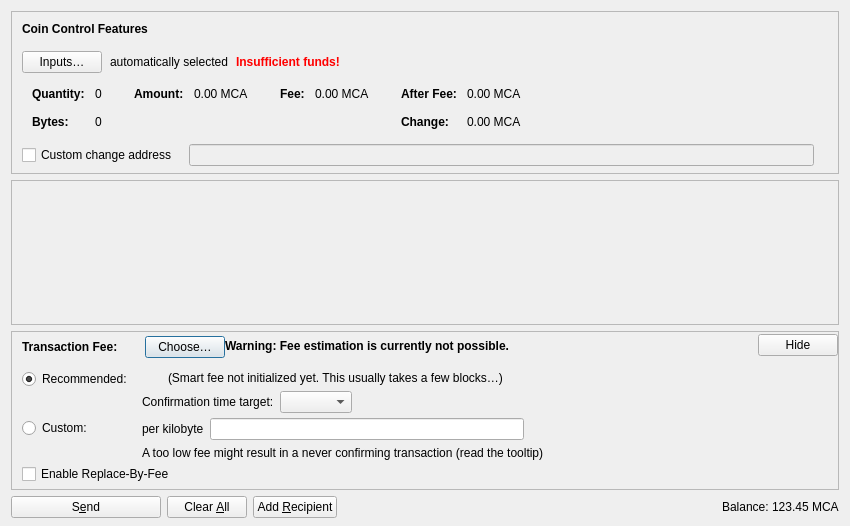
Above: src/qt/forms/sendcoinsdialog.ui from Mercatura-Core/Mercatura-Core before the change. Below: the same form after it.
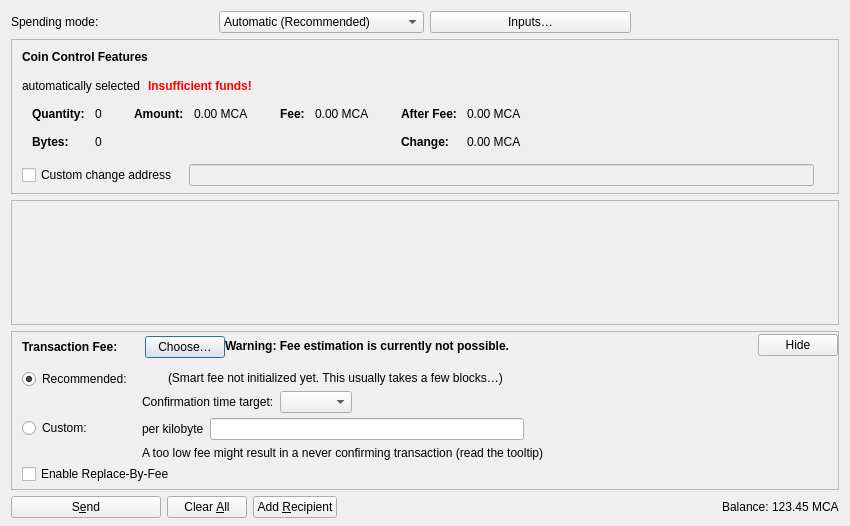
That is the form after the change. Icons and pictures are not drawn. Custom widgets are drawn as their Qt base class.

Commit message: qt: enforce native PQ spending modes in Send and Coin Control

Diff of the .ui file:
```diff
--- a/src/qt/forms/sendcoinsdialog.ui
+++ b/src/qt/forms/sendcoinsdialog.ui
@@ -13,10 +13,35 @@
   <property name="windowTitle">
    <string>Send Coins</string>
   </property>
-  <layout class="QVBoxLayout" name="verticalLayout" stretch="0,1,0,0">
+  <layout class="QVBoxLayout" name="verticalLayout" stretch="0,0,1,0,0">
    <property name="bottomMargin">
     <number>8</number>
    </property>
+   <item>
+    <layout class="QHBoxLayout" name="spendingModeLayout">
+     <item><widget class="QLabel" name="spendingModeLabel"><property name="text"><string>Spending mode:</string></property><property name="buddy"><cstring>spendingMode</cstring></property></widget></item>
+     <item><widget class="QComboBox" name="spendingMode">
+      <property name="toolTip"><string>Choose which types of wallet coins may fund this transaction. This does not change the recipient's address type.</string></property>
+      <item><property name="text"><string>Automatic (Recommended)</string></property></item>
+      <item><property name="text"><string>Standard PQ — Witness v2 only</string></property></item>
+      <item><property name="text"><string>MercaWeave — Witness v3 only</string></property></item>
+     </widget></item>
+     <item>
+           <widget class="QPushButton" name="pushButtonCoinControl">
+            <property name="styleSheet">
+             <string notr="true"/>
+            </property>
+            <property name="text">
+             <string>Inputs…</string>
+            </property>
+            <property name="autoDefault">
+             <bool>false</bool>
+            </property>
+           </widget>
+          </item>
+     <item><widget class="QLabel" name="spendingModeStatus"><property name="text"><string/></property><property name="wordWrap"><bool>true</bool></property></widget></item>
+    </layout>
+   </item>
    <item>
     <widget class="QFrame" name="frameCoinControl">
      <property name="sizePolicy">
@@ -101,19 +126,7 @@
           <property name="bottomMargin">
            <number>10</number>
           </property>
-          <item>
-           <widget class="QPushButton" name="pushButtonCoinControl">
-            <property name="styleSheet">
-             <string notr="true"/>
-            </property>
-            <property name="text">
-             <string>Inputs…</string>
-            </property>
-            <property name="autoDefault">
-             <bool>false</bool>
-            </property>
-           </widget>
-          </item>
+
           <item>
            <widget class="QLabel" name="labelCoinControlAutomaticallySelected">
             <property name="text">
```
The commit also changes 18 other files.
